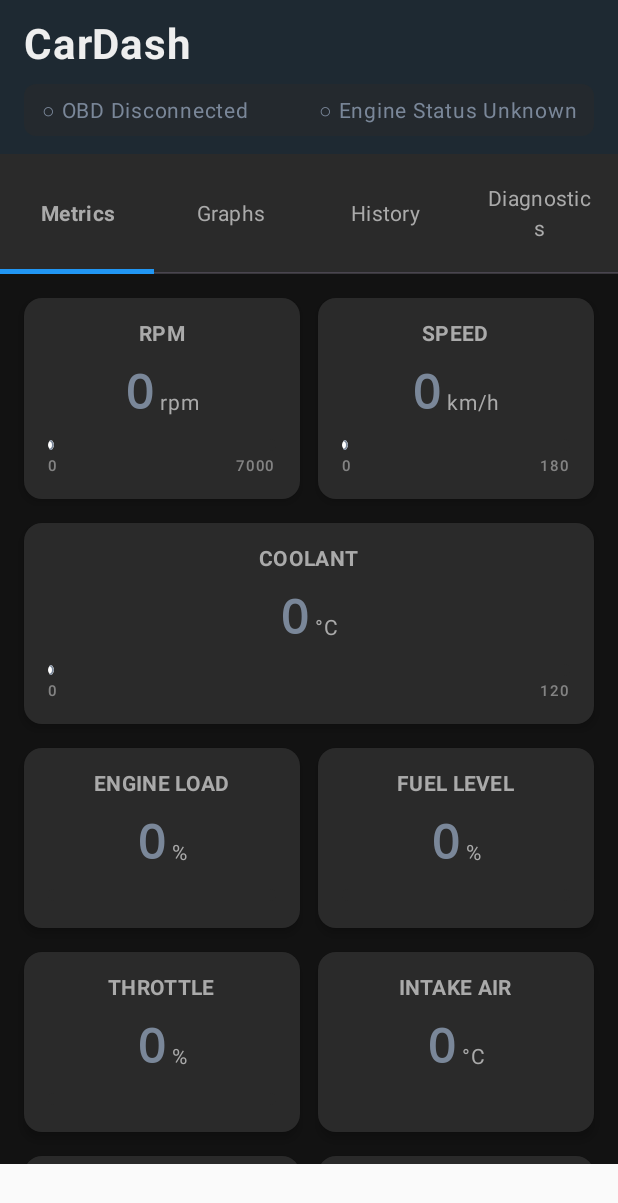
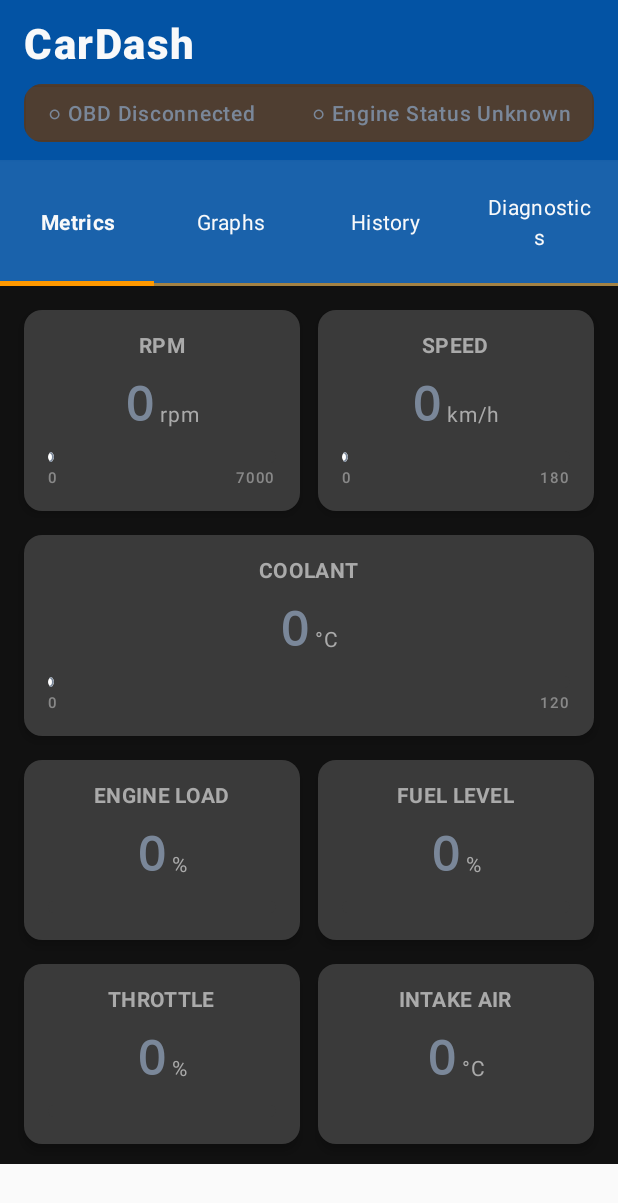
Before and after one commit to surendranb/CarDash, an Android app built with Jetpack Compose: the screen it shows after launch (MainActivity), on a phone screen of 412 x 824 dp. Shown: the top 1203 px of the screen. Run offline under Robolectric (Android 15) with nearby library versions, the phone set to English and light mode, and no system bars; our stand-ins replace Room's generated code.

Commit message:
V0 is ready

```diff
--- a/app/src/main/java/com/example/cardash/ui/MainScreen.kt
+++ b/app/src/main/java/com/example/cardash/ui/MainScreen.kt
@@ -23,6 +23,11 @@ import androidx.compose.material3.Surface
 import androidx.compose.material3.Tab
 import androidx.compose.material3.TabRow
 import androidx.compose.material3.Text
+import androidx.compose.material3.TabRowDefaults
+import androidx.compose.material3.Divider
+import androidx.compose.material3.TextButton
+import androidx.compose.material3.AlertDialog
+import androidx.compose.material3.TabRowDefaults.tabIndicatorOffset
 import androidx.compose.runtime.Composable
 import androidx.compose.runtime.collectAsState
 import androidx.compose.runtime.getValue
@@ -35,16 +40,15 @@ import androidx.compose.ui.text.font.FontWeight
 import androidx.compose.ui.tooling.preview.Preview
 import androidx.compose.ui.platform.LocalContext
 import androidx.compose.foundation.clickable
-import androidx.compose.foundation.layout.*
 import androidx.compose.foundation.lazy.LazyColumn
 import androidx.compose.foundation.lazy.items
 import androidx.compose.foundation.shape.RoundedCornerShape
-import androidx.compose.material3.*
 import androidx.compose.ui.draw.clip
-import androidx.compose.ui.graphics.vector.ImageVector
 import androidx.compose.ui.unit.dp
 import androidx.compose.ui.unit.sp
 import androidx.compose.ui.text.style.TextAlign
+import androidx.compose.ui.graphics.Brush
+import androidx.compose.ui.text.ExperimentalTextApi
 import androidx.lifecycle.viewmodel.compose.viewModel
 import androidx.core.app.ActivityCompat
 import androidx.compose.runtime.LaunchedEffect
@@ -65,7 +69,7 @@ import com.example.cardash.ui.theme.Warning
 import com.example.cardash.ui.theme.Error as ThemeError
 import com.example.cardash.ui.theme.Neutral
 
-@OptIn(ExperimentalMaterial3Api::class)
+@OptIn(ExperimentalMaterial3Api::class, ExperimentalTextApi::class)
 @Composable
 fun MainScreen(
     onPermissionNeeded: () -> Unit = {}
@@ -110,7 +114,7 @@ fun MainScreen(
             modifier = Modifier
                 .fillMaxWidth()
                 .windowInsetsPadding(WindowInsets.statusBars), // Use WindowInsets for proper status bar padding
-            color = MaterialTheme.colorScheme.surface,
+            color = MaterialTheme.colorScheme.primaryContainer,
             tonalElevation = 4.dp,
             shadowElevation = 2.dp
         ) {
@@ -119,7 +123,7 @@ fun MainScreen(
                     .fillMaxWidth()
                     .padding(horizontal = 16.dp, vertical = 12.dp)
             ) {
-                // App title
+                // App title with gradient accent
                 Row(
                     modifier = Modifier.fillMaxWidth(),
                     horizontalArrangement = Arrangement.SpaceBetween,
@@ -128,15 +132,16 @@ fun MainScreen(
                     Text(
                         text = "CarDash",
                         style = MaterialTheme.typography.headlineMedium,
-                        fontWeight = FontWeight.Bold,
-                        letterSpacing = 0.5.sp,
-                        textAlign = TextAlign.Start
+                        fontWeight = FontWeight.ExtraBold,
+                        letterSpacing = 1.sp,
+                        textAlign = TextAlign.Start,
+                        color = MaterialTheme.colorScheme.onPrimaryContainer
                     )
                 }
 
                 Spacer(modifier = Modifier.height(8.dp))
 
-                // Combined status bar
+                // Combined status bar with animated background
                 CombinedStatusBar(
                     connectionState = connectionState,
                     engineRunning = engineRunning,
@@ -145,11 +150,24 @@ fun MainScreen(
             }
         }
 
-        // Tabs with improved styling
+        // Tabs with racing-inspired styling
         TabRow(
             selectedTabIndex = selectedTab,
-            containerColor = MaterialTheme.colorScheme.surfaceVariant,
-            contentColor = MaterialTheme.colorScheme.onSurfaceVariant
+            containerColor = MaterialTheme.colorScheme.primaryContainer.copy(alpha = 0.9f),
+            contentColor = MaterialTheme.colorScheme.onPrimaryContainer,
+            divider = {
+                Divider(
+                    thickness = 2.dp,
+                    color = MaterialTheme.colorScheme.secondary.copy(alpha = 0.6f)
+                )
+            },
+            indicator = { tabPositions ->
+                TabRowDefaults.Indicator(
+                    modifier = Modifier.tabIndicatorOffset(tabPositions[selectedTab]),
+                    height = 3.dp,
+                    color = MaterialTheme.colorScheme.secondary
+                )
+            }
         ) {
             tabs.forEachIndexed { index, title ->
                 Tab(
@@ -163,7 +181,7 @@ fun MainScreen(
                             textAlign = TextAlign.Center
                         )
                     },
-                    modifier = Modifier.padding(vertical = 12.dp) // Added vertical padding
+                    modifier = Modifier.padding(vertical = 14.dp) // Increased vertical padding
                 )
             }
         }
@@ -197,14 +215,15 @@ fun CombinedStatusBar(
         modifier = Modifier
             .fillMaxWidth()
             .clickable(onClick = onClick)
-            .clip(RoundedCornerShape(8.dp)),
-        color = MaterialTheme.colorScheme.surfaceVariant.copy(alpha = 0.5f),
-        tonalElevation = 1.dp
+            .clip(RoundedCornerShape(12.dp)), // Increased corner radius
+        color = MaterialTheme.colorScheme.secondaryContainer.copy(alpha = 0.7f),
+        tonalElevation = 2.dp,
+        shadowElevation = 1.dp
     ) {
         Row(
             modifier = Modifier
                 .fillMaxWidth()
-                .padding(vertical = 8.dp, horizontal = 12.dp),
+                .padding(vertical = 10.dp, horizontal = 16.dp),
             horizontalArrangement = Arrangement.SpaceBetween,
             verticalAlignment = Alignment.CenterVertically
         ) {
@@ -234,7 +253,9 @@ fun CombinedStatusBar(
 
                 Text(
                     text = connectionStatus,
-                    style = MaterialTheme.typography.bodyMedium,
+                    style = MaterialTheme.typography.bodyMedium.copy(
+                        fontWeight = FontWeight.SemiBold
+                    ),
                     color = connectionColor,
                     textAlign = TextAlign.Start
                 )
@@ -261,7 +282,9 @@ fun CombinedStatusBar(
 
                 Text(
                     text = engineStatus,
-                    style = MaterialTheme.typography.bodyMedium,
+                    style = MaterialTheme.typography.bodyMedium.copy(
+                        fontWeight = FontWeight.SemiBold
+                    ),
                     color = engineColor,
                     textAlign = TextAlign.End
                 )
--- a/app/src/main/java/com/example/cardash/ui/theme/Color.kt
+++ b/app/src/main/java/com/example/cardash/ui/theme/Color.kt
@@ -2,26 +2,34 @@ package com.example.cardash.ui.theme
 
 import androidx.compose.ui.graphics.Color
 
-// Primary colors for automotive themes
-val DashBlue = Color(0xFF2196F3)
-val DashBlueDark = Color(0xFF0D47A1)
-val DashBlueLight = Color(0xFF64B5F6)
+// Modern automotive-inspired colors
+val RacingBlue = Color(0xFF0353A4)         // Deep blue
+val ElectricBlue = Color(0xFF2196F3)       // Bright blue
+val TurboBlue = Color(0xFF64B5F6)          // Light blue
+val RacingRed = Color(0xFFE63946)          // Sporty red
+val PerformanceOrange = Color(0xFFFF9800)  // Vibrant orange
+val TurboYellow = Color(0xFFFFD166)        // Performance yellow
+val TechCyan = Color(0xFF06D6A0)           // Technical aqua
+val DarkCarbon = Color(0xFF111111)         // Almost black
+val MetallicGray = Color(0xFF2A2A2A)       // Dark gray
+val DashboardGray = Color(0xFF3A3A3A)      // Medium gray
+val SilverAccent = Color(0xFFE0E0E0)       // Light gray
 
-// Status colors (updated)
+// Status colors
 val Success = Color(0xFF4CAF50)       // Green for normal range
 val Warning = Color(0xFFFFC107)       // Amber for alert
 val Error = Color(0xFFF44336)         // Red for beyond limits
 val Neutral = Color(0xFF7A8799)       // Blue-gray for disconnected/rest state
 
 // Dark theme colors
-val DashDarkBackground = Color(0xFF121212)
-val DashDarkSurface = Color(0xFF1E1E1E)
-val DashDarkSurfaceVariant = Color(0xFF2A2A2A)
+val DashDarkBackground = DarkCarbon
+val DashDarkSurface = MetallicGray
+val DashDarkSurfaceVariant = DashboardGray
 
 // Secondary colors
-val AccentOrange = Color(0xFFFF9800)
-val AccentCyan = Color(0xFF00BCD4)
+val AccentOrange = PerformanceOrange
+val AccentCyan = TechCyan
 
 // Text colors
-val TextWhite = Color(0xFFEEEEEE)
+val TextWhite = Color(0xFFF8F9FA)
 val TextGrey = Color(0xFFAAAAAA)
--- a/app/src/main/java/com/example/cardash/ui/theme/Theme.kt
+++ b/app/src/main/java/com/example/cardash/ui/theme/Theme.kt
@@ -16,12 +16,17 @@ import androidx.compose.ui.platform.LocalContext
 import androidx.compose.ui.platform.LocalView
 import androidx.core.view.WindowCompat
 
-// Dark automotive theme - optimized for driving in low light
-private val DarkAutomotiveScheme = darkColorScheme(
-    primary = DashBlue,
-    primaryContainer = DashBlueDark,
-    secondary = AccentOrange,
-    tertiary = AccentCyan,
+// Racing-inspired dark theme - optimized for driving interfaces
+private val RacingDarkScheme = darkColorScheme(
+    primary = ElectricBlue,
+    primaryContainer = RacingBlue,
+    onPrimaryContainer = TextWhite,
+    secondary = PerformanceOrange,
+    secondaryContainer = Color(0xFF703500), // Dark orange
+    onSecondaryContainer = TextWhite,
+    tertiary = TechCyan,
+    tertiaryContainer = Color(0xFF004D40), // Dark teal
+    onTertiaryContainer = TextWhite,
     background = DashDarkBackground,
     surface = DashDarkSurface,
     surfaceVariant = DashDarkSurfaceVariant,
@@ -31,22 +36,30 @@ private val DarkAutomotiveScheme = darkColorScheme(
     onBackground = TextWhite,
     onSurface = TextWhite,
     onSurfaceVariant = TextGrey,
-    error = Error
+    error = Error,
+    errorContainer = Color(0xFF640000) // Dark red
 )
 
-// Light theme for daytime driving
-private val LightAutomotiveScheme = lightColorScheme(
-    primary = DashBlue,
-    primaryContainer = DashBlueLight,
-    secondary = AccentOrange,
-    tertiary = AccentCyan,
+// Light racing theme for daytime driving
+private val RacingLightScheme = lightColorScheme(
+    primary = RacingBlue,
+    primaryContainer = TurboBlue,
+    onPrimaryContainer = Color.White,
+    secondary = PerformanceOrange,
+    secondaryContainer = Color(0xFFFFD180), // Light orange
+    onSecondaryContainer = Color(0xFF703500), // Dark orange
+    tertiary = TechCyan,
+    tertiaryContainer = Color(0xFFB2EBF2), // Light cyan
+    onTertiaryContainer = Color(0xFF004D40), // Dark teal
     background = Color(0xFFF8F9FA),
     surface = Color.White,
+    surfaceVariant = Color(0xFFE0E0E0),
     onPrimary = Color.White,
     onSecondary = Color.Black,
     onTertiary = Color.Black,
     onBackground = Color.Black,
     onSurface = Color.Black,
+    onSurfaceVariant = Color(0xFF666666),
     error = Error
 )
 
@@ -62,16 +75,16 @@ fun CarDashTheme(
             val context = LocalContext.current
             if (darkTheme) dynamicDarkColorScheme(context) else dynamicLightColorScheme(context)
         }
-        darkTheme -> DarkAutomotiveScheme
-        else -> LightAutomotiveScheme
+        darkTheme -> RacingDarkScheme
+        else -> RacingLightScheme
     }
 
-    // Apply automotive styling to status bar
+    // Apply racing-inspired styling to status bar
     val view = LocalView.current
     if (!view.isInEditMode) {
         SideEffect {
             val window = (view.context as Activity).window
-            window.statusBarColor = DashDarkBackground.toArgb()
+            window.statusBarColor = DarkCarbon.toArgb()
             WindowCompat.getInsetsController(window, view).isAppearanceLightStatusBars = false
         }
     }
```
